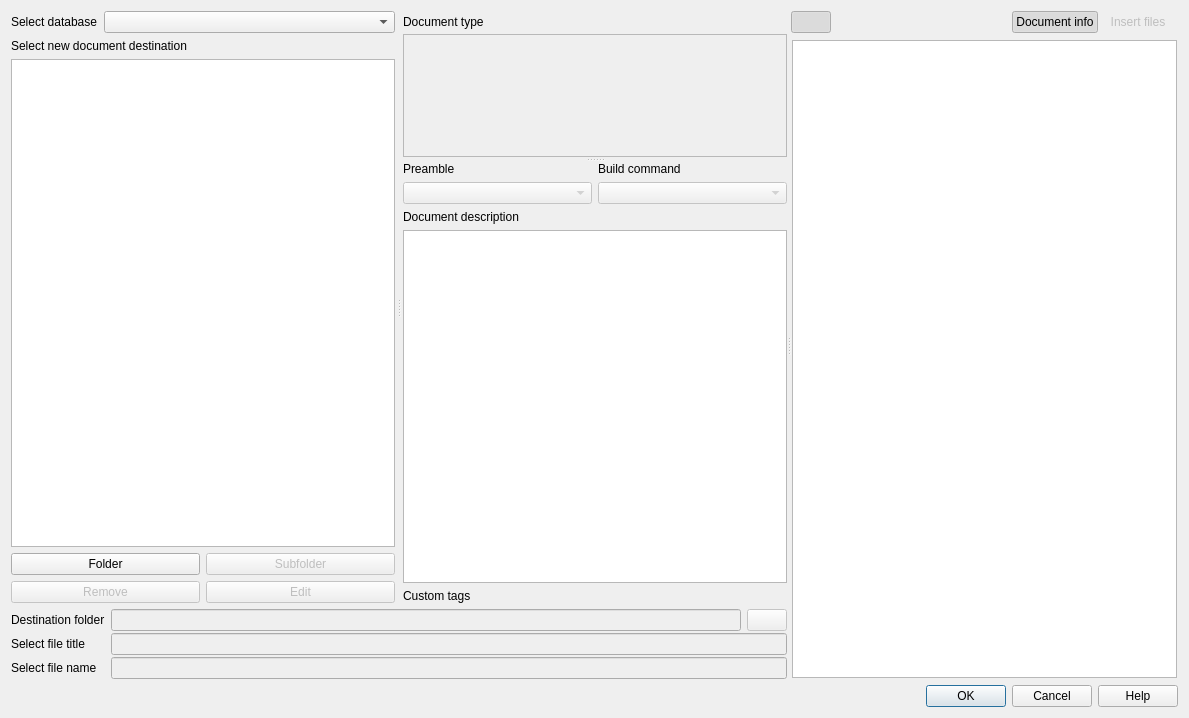
CSMathematics/DataTex, file datatex/notesdocuments.ui: the form before one commit.
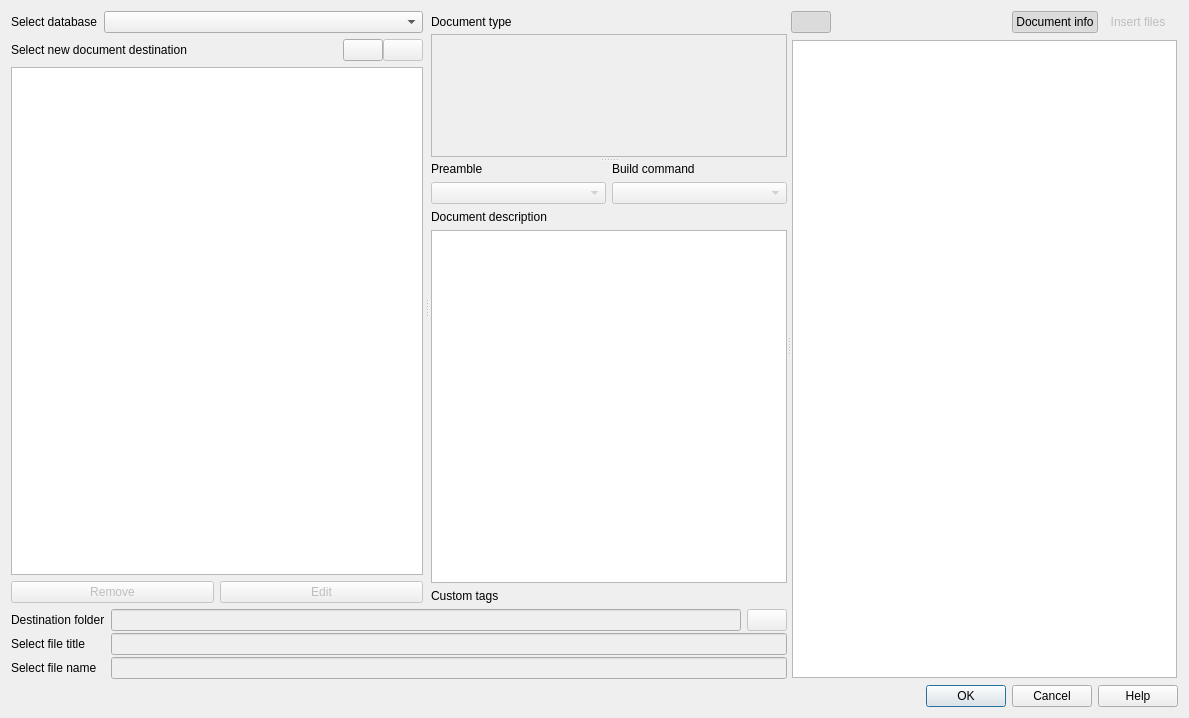
The form after the commit. Icons and pictures are not drawn. Custom widgets are drawn as their Qt base class.

The edit to the form file:
```diff
--- a/datatex/notesdocuments.ui
+++ b/datatex/notesdocuments.ui
@@ -80,11 +80,56 @@
              </layout>
             </item>
             <item>
-             <widget class="QLabel" name="label_2">
-              <property name="text">
-               <string>Select new document destination</string>
+             <layout class="QHBoxLayout" name="horizontalLayout">
+              <property name="spacing">
+               <number>0</number>
               </property>
-             </widget>
+              <item>
+               <widget class="QLabel" name="label_2">
+                <property name="text">
+                 <string>Select new document destination</string>
+                </property>
+               </widget>
+              </item>
+              <item>
+               <spacer name="horizontalSpacer_4">
+                <property name="orientation">
+                 <enum>Qt::Orientation::Horizontal</enum>
+                </property>
+                <property name="sizeHint" stdset="0">
+                 <size>
+                  <width>40</width>
+                  <height>20</height>
+                 </size>
+                </property>
+               </spacer>
+              </item>
+              <item>
+               <widget class="QPushButton" name="CreateBasicFolder">
+                <property name="text">
+                 <string/>
+                </property>
+                <property name="icon">
+                 <iconset resource="../Icons.qrc">
+                  <normaloff>:/images/Dark_Theme/FolderNew2.svg</normaloff>:/images/Dark_Theme/FolderNew2.svg</iconset>
+                </property>
+               </widget>
+              </item>
+              <item>
+               <widget class="QPushButton" name="CreateSubFolder">
+                <property name="enabled">
+                 <bool>false</bool>
+                </property>
+                <property name="text">
+                 <string/>
+                </property>
+                <property name="icon">
+                 <iconset resource="../Icons.qrc">
+                  <normaloff>:/images/Dark_Theme/Structure.svg</normaloff>:/images/Dark_Theme/Structure.svg</iconset>
+                </property>
+               </widget>
+              </item>
+             </layout>
             </item>
             <item>
              <widget class="QTreeView" name="FoldersStructureView"/>
@@ -100,22 +145,7 @@
                  <string>Remove</string>
                 </property>
                 <property name="icon">
-                 <iconset theme="ListRemove">
-                  <normaloff>.</normaloff>.</iconset>
-                </property>
-               </widget>
-              </item>
-              <item row="0" column="1">
-               <widget class="QPushButton" name="CreateSubFolder">
-                <property name="enabled">
-                 <bool>false</bool>
-                </property>
-                <property name="text">
-                 <string>Subfolder</string>
-                </property>
-                <property name="icon">
-                 <iconset theme="Structure">
-                  <normaloff>.</normaloff>.</iconset>
+                 <iconset theme="ListRemove"/>
                 </property>
                </widget>
               </item>
@@ -128,19 +158,7 @@
                  <string>Edit</string>
                 </property>
                 <property name="icon">
-                 <iconset theme="DocumentEdit">
-                  <normaloff>.</normaloff>.</iconset>
-                </property>
-               </widget>
-              </item>
-              <item row="0" column="0">
-               <widget class="QPushButton" name="CreateBasicFolder">
-                <property name="text">
-                 <string>Folder</string>
-                </property>
-                <property name="icon">
-                 <iconset theme="Fo;derNew2">
-                  <normaloff>.</normaloff>.</iconset>
+                 <iconset theme="DocumentEdit"/>
                 </property>
                </widget>
               </item>
@@ -233,7 +251,7 @@
                  <rect>
                   <x>0</x>
                   <y>0</y>
-                  <width>372</width>
+                  <width>389</width>
                   <height>68</height>
                  </rect>
                 </property>
@@ -1201,16 +1219,16 @@
   </layout>
  </widget>
  <customwidgets>
-  <customwidget>
-   <class>LatexTextBrowser</class>
-   <extends>QTextEdit</extends>
-   <header>latexeditorwidget.h</header>
-  </customwidget>
   <customwidget>
    <class>LatexTextWidget</class>
    <extends>QTextEdit</extends>
    <header>latexeditorwidget.h</header>
   </customwidget>
+  <customwidget>
+   <class>LatexTextBrowser</class>
+   <extends>QTextEdit</extends>
+   <header>latexeditorwidget.h</header>
+  </customwidget>
   <customwidget>
    <class>Switch</class>
    <extends>QCheckBox</extends>
```
Left out of the diff: 111 changed lines with no effect on the pictures.
